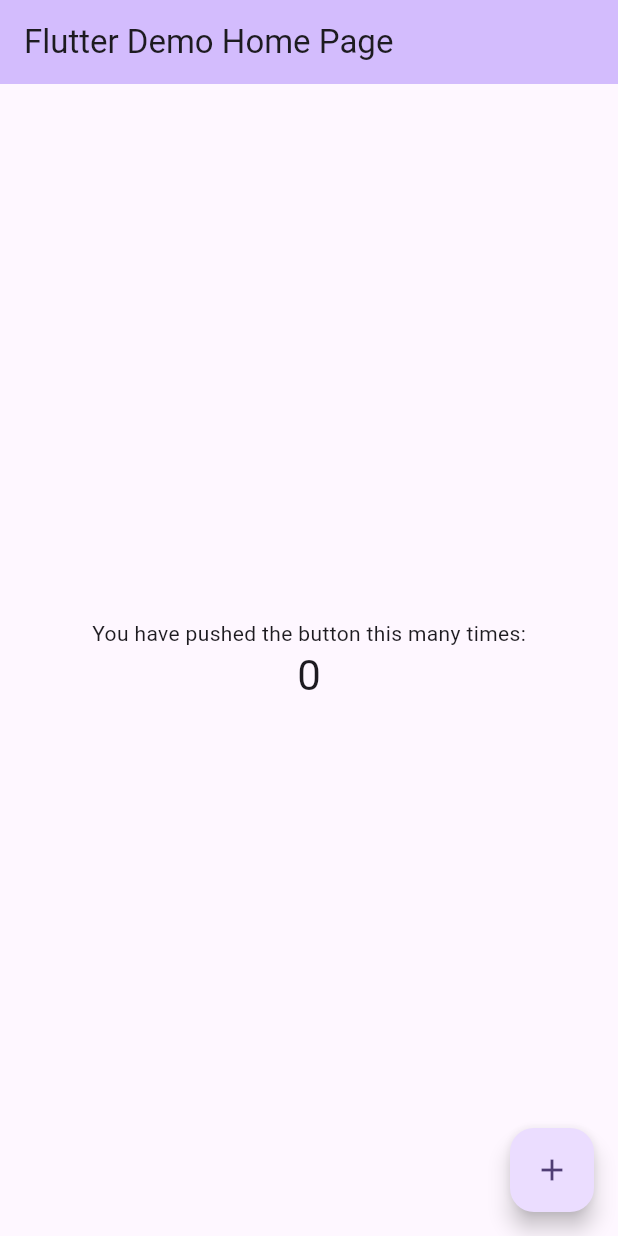
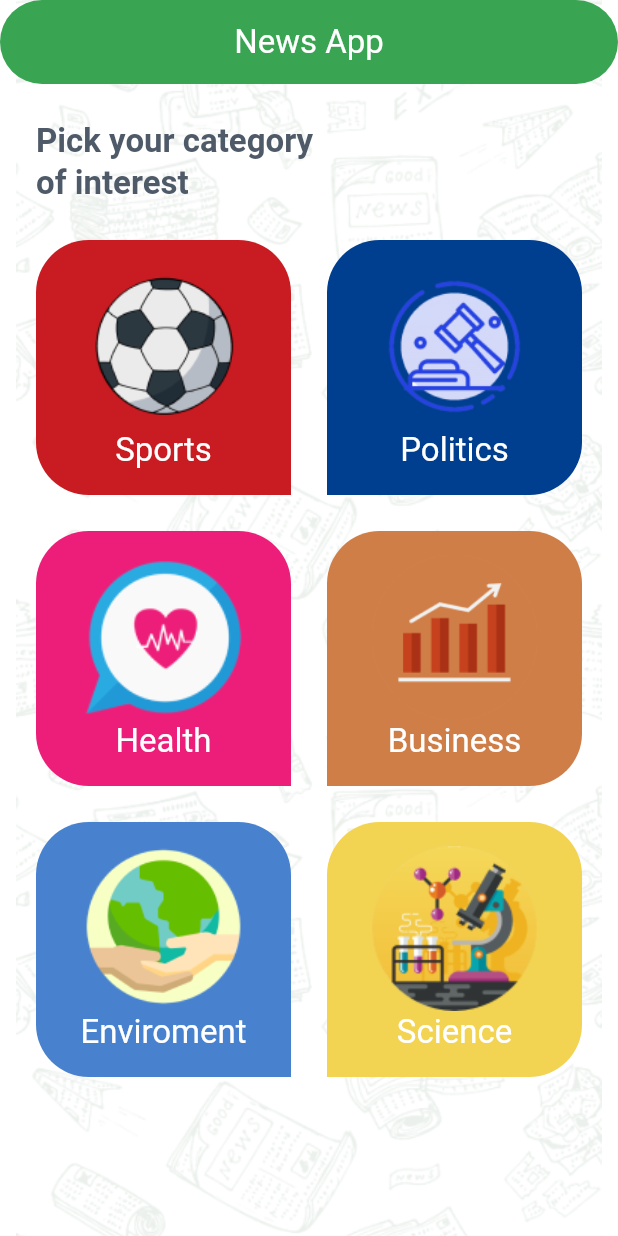
Before and after one commit to MoatazAbdElwhab/news_app, a Flutter app: the screen it shows after launch, on a phone screen of 412 x 824 dp. Run offline on Flutter 3.47's test engine with Material 3 defaults, Android fonts, the phone set to English and light mode, and no system bars.

Commit message:
finish category item

```diff
--- /dev/null
+++ b/lib/app_theme.dart
@@ -0,0 +1,42 @@
+import 'package:flutter/material.dart';
+
+class AppTheme {
+  static const Color primary = Color(0xff39A552);
+  static const Color backgroundLight = Colors.white;
+  // static const Color backgroundDark = Color(0xff060E1E);
+  static const Color black = Color(0xff303030);
+  static const Color lightBlack = Color(0xff4F5A69);
+  static const Color white = Color(0xffffffff);
+  static const Color gray = Color(0xffC8C9CB);
+  static const Color red = Color(0xffC91C22);
+  static const Color blue = Color(0xff003E90);
+  static const Color pink = Color(0xffED1E79);
+  static const Color brown = Color(0xffCF7E48);
+  static const Color yellow = Color(0xffF2D352);
+  static const Color lightBlue = Color(0xff4882CF);
+
+  static ThemeData lightTheme = ThemeData(
+    scaffoldBackgroundColor: Colors.transparent,
+    appBarTheme: AppBarTheme(
+      backgroundColor: primary,
+      foregroundColor: white,
+      centerTitle: true,
+      titleTextStyle: TextStyle(
+        fontSize: 22,
+        fontWeight: FontWeight.w400,
+        color: white,
+      ),
+      shape: RoundedRectangleBorder(
+        borderRadius: BorderRadius.circular(32),
+      ),
+    ),
+    textTheme: TextTheme(
+      titleLarge: TextStyle(
+        fontSize: 22,
+        fontWeight: FontWeight.bold,
+        color: white,
+      ),
+    ),
+  );
+  static ThemeData darkTheme = ThemeData();
+}
--- /dev/null
+++ b/lib/categories/categories_grid.dart
@@ -0,0 +1,80 @@
+import 'package:flutter/material.dart';
+import 'package:news_app/app_theme.dart';
+import 'package:news_app/categories/category_item.dart';
+import 'package:news_app/models/category_model.dart';
+
+class CategoriesGrid extends StatelessWidget {
+  const CategoriesGrid({super.key});
+
+  @override
+  Widget build(BuildContext context) {
+    List<CategoryModel> categories = [
+      CategoryModel(
+        id: '1',
+        name: 'Sports',
+        imageName: 'sports',
+        color: AppTheme.red,
+      ),
+      CategoryModel(
+        id: '1',
+        name: 'Politics',
+        imageName: 'politics',
+        color: AppTheme.blue,
+      ),
+      CategoryModel(
+        id: '1',
+        name: 'Health',
+        imageName: 'health',
+        color: AppTheme.pink,
+      ),
+      CategoryModel(
+        id: '1',
+        name: 'Business',
+        imageName: 'bussines',
+        color: AppTheme.brown,
+      ),
+      CategoryModel(
+        id: '1',
+        name: 'Enviroment',
+        imageName: 'environment',
+        color: AppTheme.lightBlue,
+      ),
+      CategoryModel(
+        id: '1',
+        name: 'Science',
+        imageName: 'science',
+        color: AppTheme.yellow,
+      ),
+    ];
+    return Padding(
+      padding: const EdgeInsets.symmetric(horizontal: 24.0),
+      child: Column(
+        crossAxisAlignment: CrossAxisAlignment.start,
+        children: [
+          const SizedBox(height: 24),
+          Text(
+            'Pick your category\nof interest',
+            style: Theme.of(context).textTheme.titleLarge?.copyWith(
+                  color: AppTheme.lightBlack,
+                ),
+          ),
+          const SizedBox(height: 24),
+          Expanded(
+            child: GridView.builder(
+              itemCount: categories.length,
+              gridDelegate: SliverGridDelegateWithFixedCrossAxisCount(
+                crossAxisCount: 2,
+                crossAxisSpacing: 24,
+                mainAxisSpacing: 24,
+              ),
+              itemBuilder: (context, index) => CategoryItem(
+                category: categories[index],
+                index: index,
+              ),
+            ),
+          ),
+        ],
+      ),
+    );
+  }
+}
--- /dev/null
+++ b/lib/categories/category_item.dart
@@ -0,0 +1,46 @@
+import 'package:flutter/material.dart';
+import 'package:news_app/models/category_model.dart';
+
+class CategoryItem extends StatelessWidget {
+  final CategoryModel category;
+  final int index;
+  const CategoryItem({super.key, required this.category, required this.index});
+
+  @override
+  Widget build(BuildContext context) {
+    return GestureDetector(
+      onTap: () {
+        debugPrint(category.name);
+      },
+      child: Container(
+        decoration: BoxDecoration(
+          color: category.color,
+          borderRadius: BorderRadiusDirectional.only(
+            topStart: Radius.circular(35),
+            topEnd: Radius.circular(35),
+            bottomStart: index.isEven ? Radius.circular(35) : Radius.zero,
+            bottomEnd: index.isOdd ? Radius.circular(35) : Radius.zero,
+          ),
+        ),
+        child: Column(
+          mainAxisAlignment: MainAxisAlignment.center,
+          children: [
+            Image.asset(
+              'assets/images/${category.imageName}.png',
+              height: 110,
+              width: 110,
+              fit: BoxFit.cover,
+            ),
+            Text(
+              category.name,
+              style: Theme.of(context)
+                  .textTheme
+                  .titleLarge
+                  ?.copyWith(fontWeight: FontWeight.w400),
+            ),
+          ],
+        ),
+      ),
+    );
+  }
+}
--- /dev/null
+++ b/lib/home_screen.dart
@@ -0,0 +1,24 @@
+import 'package:flutter/material.dart';
+import 'package:news_app/app_theme.dart';
+import 'package:news_app/categories/categories_grid.dart';
+
+class HomeScreen extends StatelessWidget {
+  const HomeScreen({super.key});
+  static const String routeName = '/';
+
+  @override
+  Widget build(BuildContext context) {
+    return Container(
+      decoration: BoxDecoration(
+        color: AppTheme.white,
+        image: DecorationImage(image: AssetImage('assets/images/pattern.png')),
+      ),
+      child: Scaffold(
+        appBar: AppBar(
+          title: Text('News App'),
+        ),
+        body: CategoriesGrid(),
+      ),
+    );
+  }
+}
--- a/lib/main.dart
+++ b/lib/main.dart
@@ -1,125 +1,24 @@
 import 'package:flutter/material.dart';
+import 'package:news_app/app_theme.dart';
+import 'package:news_app/home_screen.dart';
 
 void main() {
-  runApp(const MyApp());
+  runApp(const NewsApp());
 }
 
-class MyApp extends StatelessWidget {
-  const MyApp({super.key});
+class NewsApp extends StatelessWidget {
+  const NewsApp({super.key});
 
-  // This widget is the root of your application.
   @override
   Widget build(BuildContext context) {
     return MaterialApp(
-      title: 'Flutter Demo',
-      theme: ThemeData(
-        // This is the theme of your application.
-        //
-        // TRY THIS: Try running your application with "flutter run". You'll see
-        // the application has a purple toolbar. Then, without quitting the app,
-        // try changing the seedColor in the colorScheme below to Colors.green
-        // and then invoke "hot reload" (save your changes or press the "hot
-        // reload" button in a Flutter-supported IDE, or press "r" if you used
-        // the command line to start the app).
-        //
-        // Notice that the counter didn't reset back to zero; the application
-        // state is not lost during the reload. To reset the state, use hot
-        // restart instead.
-        //
-        // This works for code too, not just values: Most code changes can be
-        // tested with just a hot reload.
-        colorScheme: ColorScheme.fromSeed(seedColor: Colors.deepPurple),
-        useMaterial3: true,
-      ),
-      home: const MyHomePage(title: 'Flutter Demo Home Page'),
+      debugShowCheckedModeBanner: false,
+      theme: AppTheme.lightTheme,
+      darkTheme: AppTheme.darkTheme,
+      themeMode: ThemeMode.light,
+      routes: {
+        HomeScreen.routeName: (context) => HomeScreen(),
+      },
     );
   }
 }
-
-class MyHomePage extends StatefulWidget {
-  const MyHomePage({super.key, required this.title});
-
-  // This widget is the home page of your application. It is stateful, meaning
-  // that it has a State object (defined below) that contains fields that affect
-  // how it looks.
-
-  // This class is the configuration for the state. It holds the values (in this
-  // case the title) provided by the parent (in this case the App widget) and
-  // used by the build method of the State. Fields in a Widget subclass are
-  // always marked "final".
-
-  final String title;
-
-  @override
-  State<MyHomePage> createState() => _MyHomePageState();
-}
-
-class _MyHomePageState extends State<MyHomePage> {
-  int _counter = 0;
-
-  void _incrementCounter() {
-    setState(() {
-      // This call to setState tells the Flutter framework that something has
-      // changed in this State, which causes it to rerun the build method below
-      // so that the display can reflect the updated values. If we changed
-      // _counter without calling setState(), then the build method would not be
-      // called again, and so nothing would appear to happen.
-      _counter++;
-    });
-  }
-
-  @override
-  Widget build(BuildContext context) {
-    // This method is rerun every time setState is called, for instance as done
-    // by the _incrementCounter method above.
-    //
-    // The Flutter framework has been optimized to make rerunning build methods
-    // fast, so that you can just rebuild anything that needs updating rather
-    // than having to individually change instances of widgets.
-    return Scaffold(
-      appBar: AppBar(
-        // TRY THIS: Try changing the color here to a specific color (to
-        // Colors.amber, perhaps?) and trigger a hot reload to see the AppBar
-        // change color while the other colors stay the same.
-        backgroundColor: Theme.of(context).colorScheme.inversePrimary,
-        // Here we take the value from the MyHomePage object that was created by
-        // the App.build method, and use it to set our appbar title.
-        title: Text(widget.title),
-      ),
-      body: Center(
-        // Center is a layout widget. It takes a single child and positions it
-        // in the middle of the parent.
-        child: Column(
-          // Column is also a layout widget. It takes a list of children and
-          // arranges them vertically. By default, it sizes itself to fit its
-          // children horizontally, and tries to be as tall as its parent.
-          //
-          // Column has various properties to control how it sizes itself and
-          // how it positions its children. Here we use mainAxisAlignment to
-          // center the children vertically; the main axis here is the vertical
-          // axis because Columns are vertical (the cross axis would be
-          // horizontal).
-          //
-          // TRY THIS: Invoke "debug painting" (choose the "Toggle Debug Paint"
-          // action in the IDE, or press "p" in the console), to see the
-          // wireframe for each widget.
-          mainAxisAlignment: MainAxisAlignment.center,
-          children: <Widget>[
-            const Text(
-              'You have pushed the button this many times:',
-            ),
-            Text(
-              '$_counter',
-              style: Theme.of(context).textTheme.headlineMedium,
-            ),
-          ],
-        ),
-      ),
-      floatingActionButton: FloatingActionButton(
-        onPressed: _incrementCounter,
-        tooltip: 'Increment',
-        child: const Icon(Icons.add),
-      ), // This trailing comma makes auto-formatting nicer for build methods.
-    );
-  }
-}
--- /dev/null
+++ b/lib/models/category_model.dart
@@ -0,0 +1,14 @@
+import 'package:flutter/material.dart';
+
+class CategoryModel {
+  final String id;
+  final String name;
+  final String imageName;
+  final Color color;
+
+  CategoryModel(
+      {required this.id,
+      required this.name,
+      required this.imageName,
+      required this.color});
+}
--- a/pubspec.yaml
+++ b/pubspec.yaml
@@ -59,8 +59,8 @@ flutter:
   uses-material-design: true
 
   # To add assets to your application, add an assets section, like this:
-  # assets:
-  #   - images/a_dot_burr.jpeg
+  assets:
+    - assets/images/
   #   - images/a_dot_ham.jpeg
 
   # An image asset can refer to one or more resolution-specific "variants", see
```
Also changed, not shown: assets/images/bussines.png (added), assets/images/environment.png (added), assets/images/health.png (added), assets/images/pattern.png (added), assets/images/politics.png (added), assets/images/science.png (added), assets/images/sports.png (added), 2 other files.
